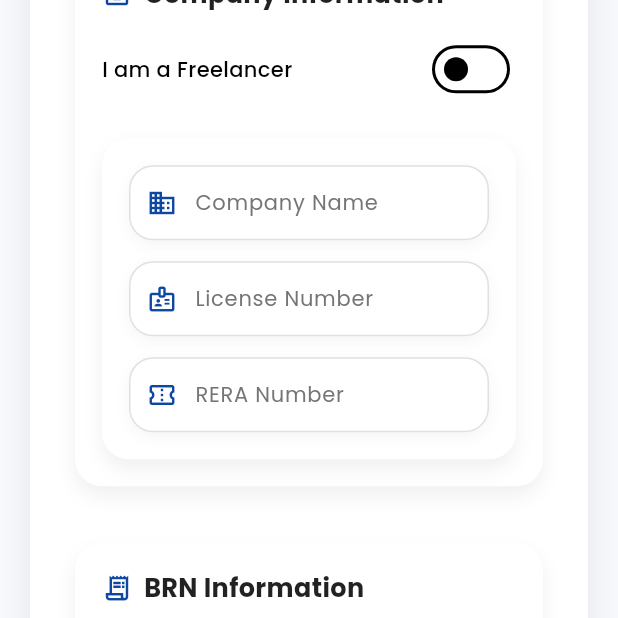
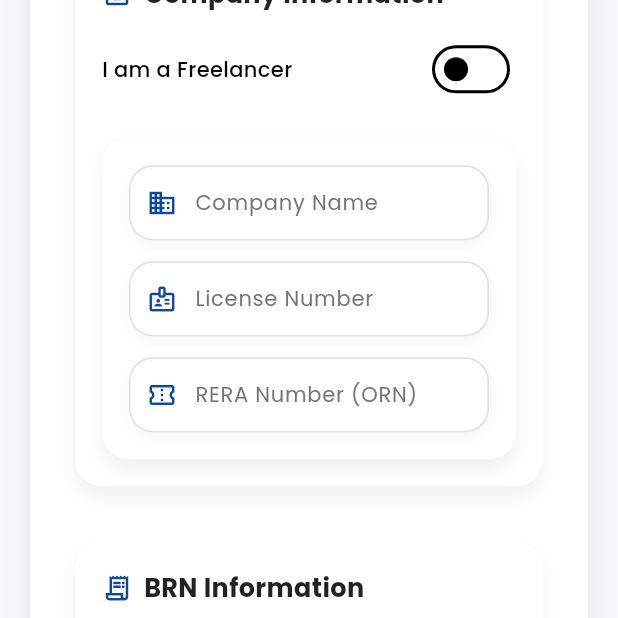
Before and after one commit to abdhmd2022/dubaibrokersconnect, a Flutter app: the BrokerSetupPage screen opened directly with empty values, scrolled down 1728 dp, on a phone screen of 412 x 824 dp, the top half of it. Run offline on Flutter 3.47's test engine with Material 3 defaults, Android fonts, the phone set to English and light mode, and no system bars; our stand-ins replace data_table_2, file_picker, flutter_animate, flutter_typeahead, font_awesome_flutter, google_fonts and 4 more; accounts and stored records are empty.

Commit message:
"commit v1.0"

```diff
--- a/lib/pages/brokermanagement/broker_setup_page.dart
+++ b/lib/pages/brokermanagement/broker_setup_page.dart
@@ -531,7 +531,7 @@ class _BrokerSetupPageState extends State<BrokerSetupPage> {
                                   const SizedBox(height: 14),
                                   _buildTextField(
                                     reraC,
-                                    "RERA Number",
+                                    "RERA Number (ORN)",
                                     keyboardType: TextInputType.text,
                                     icon: Icons.confirmation_number_outlined,
                                   ),
```
